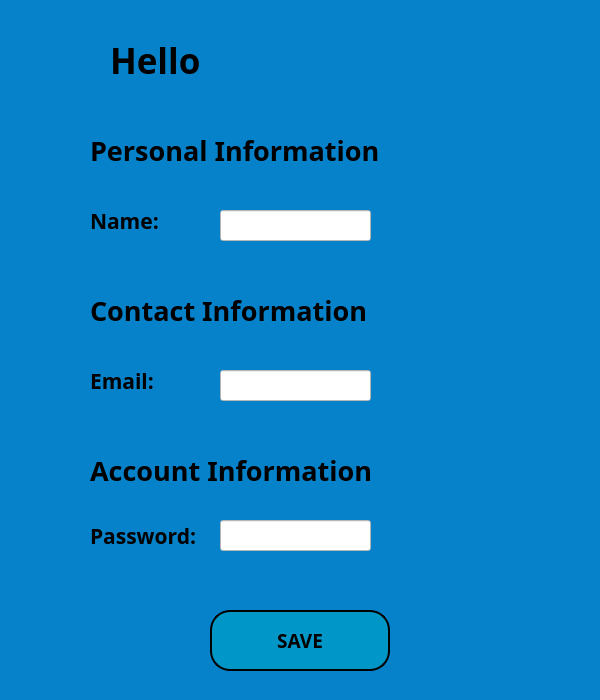
Before: the Qt Designer form customer_edit_window.ui in melikkekaya/BankingApp_SQL, drawn with Qt 5.
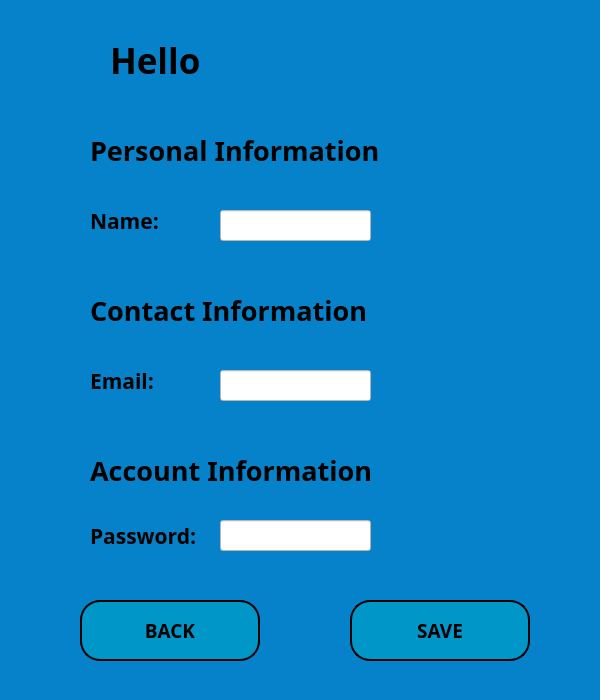
After: the same form once the commit is applied.

```diff
--- a/customer_edit_window.ui
+++ b/customer_edit_window.ui
@@ -180,8 +180,8 @@
    <widget class="QPushButton" name="cseditwdw_btn_save">
     <property name="geometry">
      <rect>
-      <x>210</x>
-      <y>610</y>
+      <x>350</x>
+      <y>600</y>
       <width>180</width>
       <height>61</height>
      </rect>
@@ -254,6 +254,44 @@
      <string notr="true">background-color: rgb(255, 255, 255);</string>
     </property>
    </widget>
+   <widget class="QPushButton" name="cseditwdw_btn_back">
+    <property name="geometry">
+     <rect>
+      <x>80</x>
+      <y>600</y>
+      <width>180</width>
+      <height>61</height>
+     </rect>
+    </property>
+    <property name="font">
+     <font>
+      <family>Bahnschrift SemiBold</family>
+      <pointsize>14</pointsize>
+      <weight>75</weight>
+      <bold>true</bold>
+     </font>
+    </property>
+    <property name="styleSheet">
+     <string notr="true">QPushButton {
+background-color: rgb(0, 150, 199);
+   border-color: rgb(66, 167, 255);
+   border-bottom-color: rgb(255, 255, 255);
+   border:2px solid rgb(202, 240, 248);
+   border-radius:20px;
+   border-color: black;
+}
+
+QPushButton:hover {
+     background-color: rgb(202, 240, 248);
+     border:2px solid rgb(202, 240, 248);
+}
+    
+   </string>
+    </property>
+    <property name="text">
+     <string>BACK</string>
+    </property>
+   </widget>
   </widget>
   <widget class="QStatusBar" name="statusbar"/>
  </widget>
```
Left out of the diff: 2 changed lines with no effect on the pictures.
